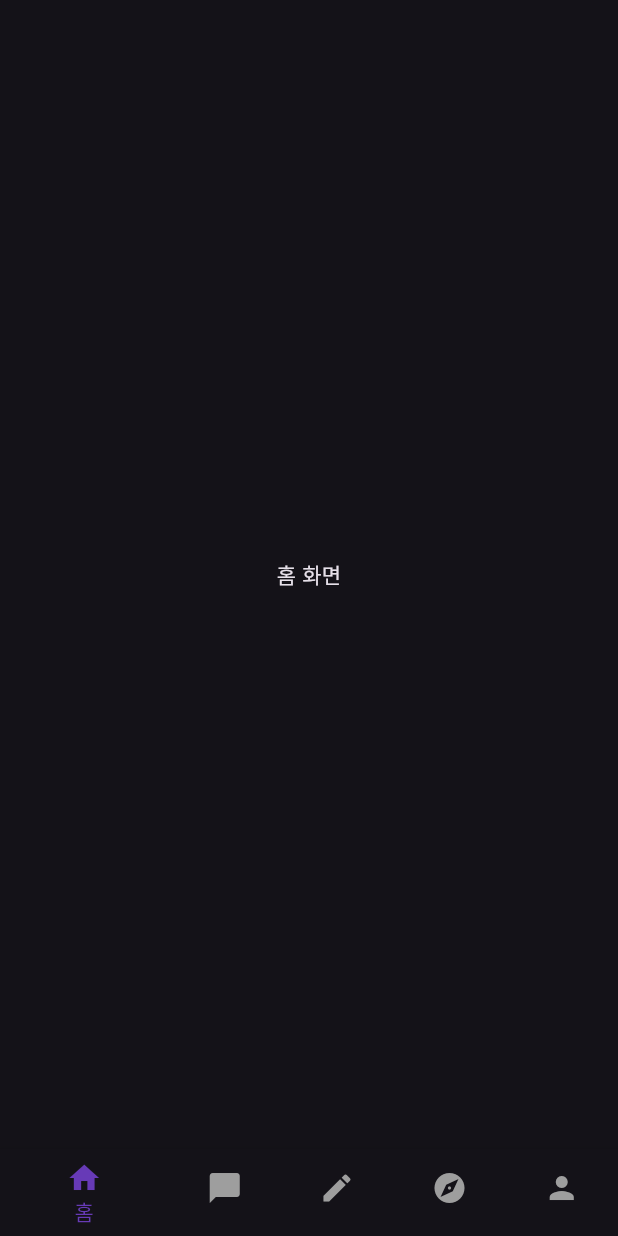
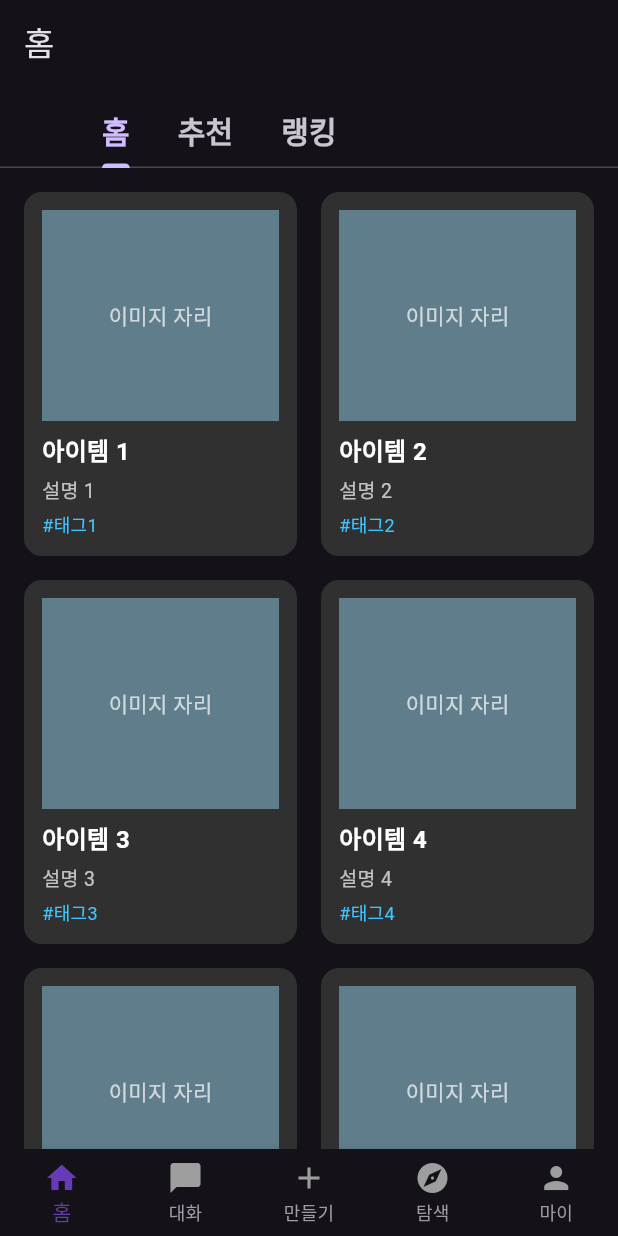
Before and after one commit to Imposter-study/Beta-flutter, a Flutter app: the screen it shows after launch, on a phone screen of 412 x 824 dp. Run offline on Flutter 3.47's test engine with Material 3 defaults, Android fonts, the phone set to English and light mode, and no system bars.

Commit message:
홈스크린 레이아웃

```diff
--- a/lib/main.dart
+++ b/lib/main.dart
@@ -1,4 +1,3 @@
-// main.dart
 import 'package:flutter/material.dart';
 import 'screens/main_navigation_screen.dart';
 
--- a/lib/screens/home_screen.dart
+++ b/lib/screens/home_screen.dart
@@ -1,10 +1,60 @@
 import 'package:flutter/material.dart';
+import 'tabs/home_tab.dart';
+import 'tabs/recommend_tab.dart';
+import 'tabs/ranking_tab.dart';
 
+class HomeScreen extends StatefulWidget {
+  const HomeScreen({super.key});
 
-class HomeScreen extends StatelessWidget {
-  const HomeScreen({super.key});
+  @override
+  State<HomeScreen> createState() => _HomeScreenState();
+}
+
+class _HomeScreenState extends State<HomeScreen>
+    with SingleTickerProviderStateMixin {
+  late TabController _tabController;
+
+  @override
+  void initState() {
+    super.initState();
+    _tabController = TabController(length: 3, vsync: this);
+  }
+
+  @override
+  void dispose() {
+    _tabController.dispose();
+    super.dispose();
+  }
+
   @override
   Widget build(BuildContext context) {
-    return const Center(child: Text('홈 화면'));
+    return Scaffold(
+      appBar: AppBar(
+        title: const Text('홈'),
+        bottom: PreferredSize(
+          preferredSize: const Size.fromHeight(kToolbarHeight),
+          child: Align(
+            alignment: Alignment.centerLeft,
+            child: TabBar(
+              controller: _tabController,
+              isScrollable: true,
+              labelStyle: const TextStyle(
+                fontSize: 20,
+                fontWeight: FontWeight.bold,
+              ),
+              tabs: const [
+                Tab(text: '홈'),
+                Tab(text: '추천'),
+                Tab(text: '랭킹'),
+              ],
+            ),
+          ),
+        ),
+      ),
+      body: TabBarView(
+        controller: _tabController,
+        children: const [HomeTab(), RecommendTab(), RankingTab()],
+      ),
+    );
   }
 }
--- a/lib/screens/main_navigation_screen.dart
+++ b/lib/screens/main_navigation_screen.dart
@@ -1,9 +1,9 @@
 import 'package:flutter/material.dart';
-import 'chat_rooms_screen.dart';
-import 'create_ai_screen.dart';
-import 'explore_screen.dart';
-import 'home_screen.dart';
-import 'my_page_screen.dart';
+import 'package:zeta/screens/chat_rooms_screen.dart';
+import 'package:zeta/screens/create_ai_screen.dart';
+import 'package:zeta/screens/explore_screen.dart';
+import 'package:zeta/screens/home_screen.dart';
+import 'package:zeta/screens/my_page_screen.dart';
 
 class MainNavigationScreen extends StatefulWidget {
   const MainNavigationScreen({super.key});
@@ -14,12 +14,13 @@ class MainNavigationScreen extends StatefulWidget {
 
 class _MainNavigationScreenState extends State<MainNavigationScreen> {
   int _selectedIndex = 0;
-  final List<Widget> _screens = const [
-    HomeScreen(),
-    ChatRoomsScreen(),
-    CreateAIScreen(),
-    ExploreScreen(),
-    MyPageScreen(),
+
+  final List<Widget> _screens = [
+    const HomeScreen(),
+    const ChatRoomsScreen(),
+    const CreateAIScreen(),
+    const ExploreScreen(),
+    const MyPageScreen(),
   ];
 
   void _onItemTapped(int index) {
@@ -37,10 +38,11 @@ class _MainNavigationScreenState extends State<MainNavigationScreen> {
         onTap: _onItemTapped,
         selectedItemColor: Colors.deepPurple,
         unselectedItemColor: Colors.grey,
+        type: BottomNavigationBarType.fixed,
         items: const [
           BottomNavigationBarItem(icon: Icon(Icons.home), label: '홈'),
           BottomNavigationBarItem(icon: Icon(Icons.chat_bubble), label: '대화'),
-          BottomNavigationBarItem(icon: Icon(Icons.create), label: '제작'),
+          BottomNavigationBarItem(icon: Icon(Icons.add), label: '만들기'),
           BottomNavigationBarItem(icon: Icon(Icons.explore), label: '탐색'),
           BottomNavigationBarItem(icon: Icon(Icons.person), label: '마이'),
         ],
--- /dev/null
+++ b/lib/screens/tabs/home_tab.dart
@@ -0,0 +1,81 @@
+import 'package:flutter/material.dart';
+import '../widgets/item_card.dart';
+
+class HomeTab extends StatefulWidget {
+  const HomeTab({super.key});
+
+  @override
+  State<HomeTab> createState() => _HomeTabState();
+}
+
+class _HomeTabState extends State<HomeTab> {
+  final ScrollController _scrollController = ScrollController();
+  final List<Map<String, String>> _items = [];
+  bool _isLoading = false;
+
+  @override
+  void initState() {
+    super.initState();
+    _loadMoreItems();
+
+    _scrollController.addListener(() {
+      if (_scrollController.position.pixels >=
+              _scrollController.position.maxScrollExtent - 200 &&
+          !_isLoading) {
+        _loadMoreItems();
+      }
+    });
+  }
+
+  void _loadMoreItems() {
+    setState(() => _isLoading = true);
+
+    Future.delayed(const Duration(seconds: 1), () {
+      final nextItems = List.generate(10, (index) {
+        final num = _items.length + index + 1;
+        return {
+          'title': '아이템 $num',
+          'description': '설명 $num',
+          'hashtag': '#태그$num',
+        };
+      });
+
+      setState(() {
+        _items.addAll(nextItems);
+        _isLoading = false;
+      });
+    });
+  }
+
+  @override
+  void dispose() {
+    _scrollController.dispose();
+    super.dispose();
+  }
+
+  @override
+  Widget build(BuildContext context) {
+    return GridView.builder(
+      controller: _scrollController,
+      padding: const EdgeInsets.all(16),
+      gridDelegate: const SliverGridDelegateWithFixedCrossAxisCount(
+        crossAxisCount: 2,
+        mainAxisSpacing: 16,
+        crossAxisSpacing: 16,
+        childAspectRatio: 3 / 4,
+      ),
+      itemCount: _items.length + (_isLoading ? 1 : 0),
+      itemBuilder: (context, index) {
+        if (index == _items.length) {
+          return const Center(child: CircularProgressIndicator());
+        }
+        final item = _items[index];
+        return ItemCard(
+          title: item['title']!,
+          description: item['description']!,
+          hashtag: item['hashtag']!,
+        );
+      },
+    );
+  }
+}
--- /dev/null
+++ b/lib/screens/widgets/item_card.dart
@@ -0,0 +1,61 @@
+import 'package:flutter/material.dart';
+
+class ItemCard extends StatelessWidget {
+  final String title;
+  final String description;
+  final String hashtag;
+
+  const ItemCard({
+    super.key,
+    required this.title,
+    required this.description,
+    required this.hashtag,
+  });
+
+  @override
+  Widget build(BuildContext context) {
+    return Container(
+      decoration: BoxDecoration(
+        color: Colors.grey[850],
+        borderRadius: BorderRadius.circular(12),
+      ),
+      padding: const EdgeInsets.all(12),
+      child: Column(
+        crossAxisAlignment: CrossAxisAlignment.start,
+        children: [
+          Expanded(
+            child: Container(
+              color: Colors.blueGrey,
+              child: const Center(
+                child: Text('이미지 자리', style: TextStyle(color: Colors.white70)),
+              ),
+            ),
+          ),
+          const SizedBox(height: 8),
+          Text(
+            title,
+            style: const TextStyle(
+              color: Colors.white,
+              fontWeight: FontWeight.bold,
+              fontSize: 16,
+            ),
+            maxLines: 1,
+            overflow: TextOverflow.ellipsis,
+          ),
+          const SizedBox(height: 4),
+          Text(
+            description,
+            style: const TextStyle(color: Colors.white70, fontSize: 13),
+            maxLines: 2,
+            overflow: TextOverflow.ellipsis,
+          ),
+          const SizedBox(height: 4),
+          Text(
+            hashtag,
+            style: const TextStyle(color: Colors.lightBlueAccent, fontSize: 12),
+          ),
+        ],
+      ),
+    );
+  }
+}
```
Also changed, not shown: lib/screens/tabs/ranking_tab.dart (added, +10 -0 lines), lib/screens/tabs/recommend_tab.dart (added, +76 -0 lines), lib/screens/widgets/character_box.dart (added, +69 -0 lines), lib/widgets/character_card.dart (deleted, +0 -73 lines), lib/screens/widgets/zeta_app_bar.dart (renamed from lib/widgets/zeta_app_bar.dart).
